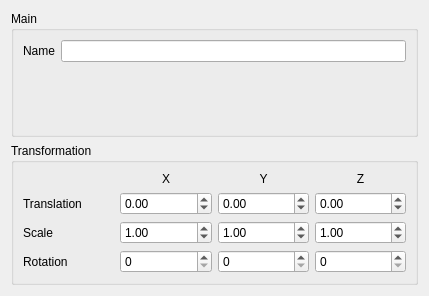
The window that src/ui/3d/createprimitivedialog.ui (ptitjano/QGIS) describes before a commit, drawn with Qt 5.
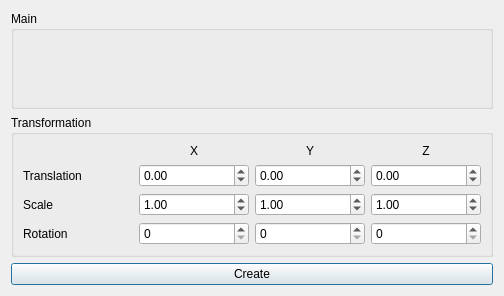
The same window after the commit. Icons and pictures are not drawn. Custom widgets are drawn as their Qt base class.

Commit message: fix(3dcreateprimitivedialog): add create button

Diff of the .ui file:
```diff
--- a/src/ui/3d/createprimitivedialog.ui
+++ b/src/ui/3d/createprimitivedialog.ui
@@ -6,7 +6,7 @@
    <rect>
     <x>0</x>
     <y>0</y>
-    <width>429</width>
+    <width>504</width>
     <height>296</height>
    </rect>
   </property>
@@ -26,18 +26,7 @@
      <property name="title">
       <string>Main</string>
      </property>
-     <layout class="QFormLayout" name="paramFormLayout">
-      <item row="0" column="0">
-       <widget class="QLabel" name="label_2">
-        <property name="text">
-         <string>Name</string>
-        </property>
-       </widget>
-      </item>
-      <item row="0" column="1">
-       <widget class="QLineEdit" name="lineEdit"/>
-      </item>
-     </layout>
+     <layout class="QFormLayout" name="paramFormLayout"/>
     </widget>
    </item>
    <item>
@@ -49,10 +38,10 @@
       <item row="2" column="1">
        <widget class="QgsDoubleSpinBox" name="spinSX">
         <property name="minimum">
-         <double>-99999.899999999994179</double>
+         <double>-99999999.900000005960464</double>
         </property>
         <property name="maximum">
-         <double>99999.899999999994179</double>
+         <double>99999999.900000005960464</double>
         </property>
         <property name="value">
          <double>1.000000000000000</double>
@@ -62,20 +51,20 @@
       <item row="1" column="3">
        <widget class="QgsDoubleSpinBox" name="spinTZ">
         <property name="minimum">
-         <double>-99999.899999999994179</double>
+         <double>-99999999.900000005960464</double>
         </property>
         <property name="maximum">
-         <double>99999.899999999994179</double>
+         <double>99999999.900000005960464</double>
         </property>
        </widget>
       </item>
       <item row="1" column="1">
        <widget class="QgsDoubleSpinBox" name="spinTX">
         <property name="minimum">
-         <double>-99999.899999999994179</double>
+         <double>-99999999.900000005960464</double>
         </property>
         <property name="maximum">
-         <double>99999.899999999994179</double>
+         <double>99999999.900000005960464</double>
         </property>
        </widget>
       </item>
@@ -92,10 +81,10 @@
       <item row="1" column="2">
        <widget class="QgsDoubleSpinBox" name="spinTY">
         <property name="minimum">
-         <double>-99999.899999999994179</double>
+         <double>-99999999.900000005960464</double>
         </property>
         <property name="maximum">
-         <double>99999.899999999994179</double>
+         <double>99999999.900000005960464</double>
         </property>
        </widget>
       </item>
@@ -112,10 +101,10 @@
       <item row="2" column="2">
        <widget class="QgsDoubleSpinBox" name="spinSY">
         <property name="minimum">
-         <double>-99999.899999999994179</double>
+         <double>-99999999.900000005960464</double>
         </property>
         <property name="maximum">
-         <double>99999.899999999994179</double>
+         <double>99999999.900000005960464</double>
         </property>
         <property name="value">
          <double>1.000000000000000</double>
@@ -162,10 +151,10 @@
       <item row="2" column="3">
        <widget class="QgsDoubleSpinBox" name="spinSZ">
         <property name="minimum">
-         <double>-99999.899999999994179</double>
+         <double>-99999999.900000005960464</double>
         </property>
         <property name="maximum">
-         <double>99999.899999999994179</double>
+         <double>99999999.900000005960464</double>
         </property>
         <property name="value">
          <double>1.000000000000000</double>
@@ -199,6 +188,17 @@
      </layout>
     </widget>
    </item>
+   <item>
+    <layout class="QHBoxLayout" name="horizontalLayout">
+     <item>
+      <widget class="QPushButton" name="createButton">
+       <property name="text">
+        <string>Create</string>
+       </property>
+      </widget>
+     </item>
+    </layout>
+   </item>
   </layout>
  </widget>
  <customwidgets>
```
The commit also changes 4 other files.
